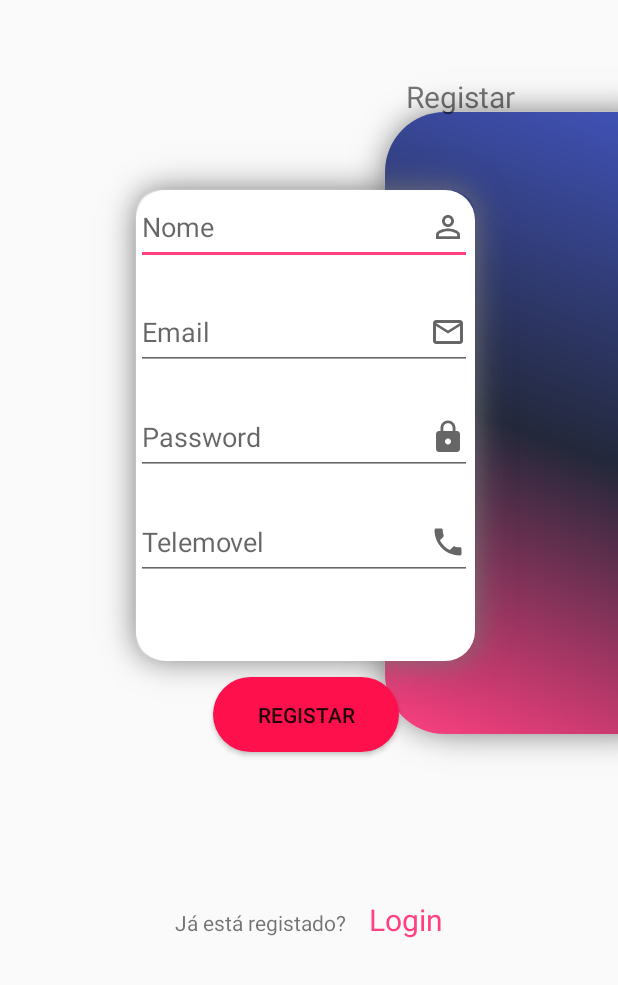
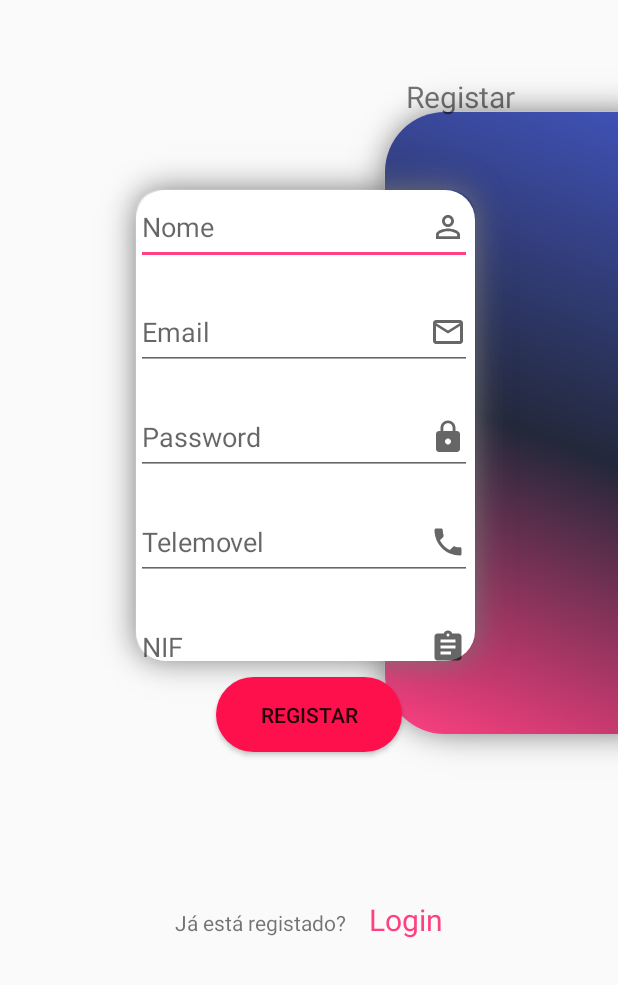
Before and after one commit to HugoEusebio2180607/HappyHouseApp, an Android app: the RegistarActivity screen opened directly, with no data from a screen before it, on a phone screen of 412 x 824 dp, the part 251-1236 px from its top. Run offline under Robolectric (Android 15) with nearby library versions, the phone set to English and light mode, and no system bars; our stand-ins replace Volley; network calls fail.

Commit message:
Registar Imcompleto

```diff
--- a/app/src/main/java/amsi/dei/estg/ipleiria/happy_house/MapsActivity.java
+++ b/app/src/main/java/amsi/dei/estg/ipleiria/happy_house/MapsActivity.java
@@ -1,5 +1,6 @@
 package amsi.dei.estg.ipleiria.happy_house;
 
+import amsi.dei.estg.ipleiria.happy_house.modelos.Imovel;
 import androidx.fragment.app.FragmentActivity;
 
 import android.os.Bundle;
--- a/app/src/main/java/amsi/dei/estg/ipleiria/happy_house/RegistarActivity.java
+++ b/app/src/main/java/amsi/dei/estg/ipleiria/happy_house/RegistarActivity.java
@@ -1,5 +1,8 @@
 package amsi.dei.estg.ipleiria.happy_house;
 
+import amsi.dei.estg.ipleiria.happy_house.modelos.SingletonImovel;
+import amsi.dei.estg.ipleiria.happy_house.modelos.User;
+import amsi.dei.estg.ipleiria.happy_house.utils.UserJsonParser;
 import androidx.appcompat.app.AppCompatActivity;
 
 import android.content.Intent;
@@ -16,12 +19,15 @@ import com.android.volley.Request;
 import com.android.volley.RequestQueue;
 import com.android.volley.Response;
 import com.android.volley.VolleyError;
+import com.android.volley.toolbox.JsonObjectRequest;
 import com.android.volley.toolbox.StringRequest;
 import com.android.volley.toolbox.Volley;
 
 import org.json.JSONException;
 import org.json.JSONObject;
 
+import java.util.Calendar;
+import java.util.Date;
 import java.util.HashMap;
 import java.util.Map;
 
@@ -31,9 +37,11 @@ public class RegistarActivity extends AppCompatActivity {
     private EditText etEmail;
     private EditText etTelefone;
     private EditText etPassword;
+    private EditText etNif;
     private String email;
+    private Date currentTime = Calendar.getInstance().getTime();
 
-    private static String URL_REGISTER ="http://10.0.2.2:8888/user/";
+    private static String URL_REGISTER = "http://10.0.2.2:8888/user/";
 
     private Button btn_registar;
 
@@ -43,11 +51,12 @@ public class RegistarActivity extends AppCompatActivity {
         setContentView(R.layout.activity_registar);
 
 
-        etEmail=findViewById(R.id.etEmail);
-        etPassword=findViewById(R.id.etPassword);
-        etTelefone=findViewById(R.id.etTelefone);
-        etNome=findViewById(R.id.etNome);
-        btn_registar=findViewById(R.id.btn_registar);
+        etEmail = findViewById(R.id.etEmail);
+        etPassword = findViewById(R.id.etPassword);
+        etTelefone = findViewById(R.id.etTelefone);
+        etNome = findViewById(R.id.etNome);
+        etNif = findViewById(R.id.etNif);
+        btn_registar = findViewById(R.id.btn_registar);
 
 
         btn_registar.setOnClickListener(new View.OnClickListener() {
@@ -61,7 +70,7 @@ public class RegistarActivity extends AppCompatActivity {
     }
 
 
-    private void Registar(){
+    private void Registar() {
 
 
         final String nome = this.etNome.getText().toString().trim();
@@ -69,36 +78,40 @@ public class RegistarActivity extends AppCompatActivity {
         final String password = this.etPassword.getText().toString().trim();
         final String telemovel = this.etTelefone.getText().toString().trim();
 
-        StringRequest stringRequest = new StringRequest(Request.Method.POST, URL_REGISTER,
-                new Response.Listener<String>() {
-                    @Override
-                    public void onResponse(String response) {
+        SingletonImovel.getInstance(getApplicationContext()).adicionarUserAPI(criarUser(), getApplicationContext());
+        finish();
 
-                        Toast.makeText(RegistarActivity.this,response,Toast.LENGTH_SHORT).show();
+        /*StringRequest stringRequest = new StringRequest(Request.Method.POST, URL_REGISTER, new Response.Listener<String>() {
+            @Override
+            public void onResponse(String response) {
+                System.out.println("--> RESPOSTA ADD REGISTO " + response);
+                //Toast.makeText(RegistarActivity.this, response, Toast.LENGTH_SHORT).show();
+                if(!nome.isEmpty() && !email.isEmpty() && !password.isEmpty() && !telemovel.isEmpty()){
+                    UserJsonParser.parserJsonUsers(response, getApplicationContext());
+                }
 
-                        }
-                    },
-                    new Response.ErrorListener(){
-                    @Override
-                    public void onErrorResponse(VolleyError error) {
-                        Toast.makeText(RegistarActivity.this,error.toString(),Toast.LENGTH_SHORT).show();
-                    }
-                })
+            }
+        }, new Response.ErrorListener() {
+            @Override
+            public void onErrorResponse(VolleyError error) {
+                //Toast.makeText(RegistarActivity.this, error.toString(), Toast.LENGTH_SHORT).show();
+                System.out.println("--> ERRO: REGISTAR " + error.getMessage());
+            }
+        }) {
 
-        {
             @Override
-            protected Map<String, String> getParams(){
-                Map<String,String> params = new HashMap<>();
-                params.put("nome",nome);
-                params.put("email",email);
-                params.put("password",password);
-                params.put("telemovel",telemovel);
+            protected Map<String, String> getParams() {
+                Map<String, String> params = new HashMap<>();
+                params.put("nome", nome);
+                params.put("email", email);
+                params.put("password", password);
+                params.put("telemovel", telemovel);
                 return params;
             }
         };
 
         RequestQueue requestQueue = Volley.newRequestQueue(this);
-        requestQueue.add(stringRequest);
+        requestQueue.add(stringRequest);*/
     }
 
     /*public void onClickRegistar(View view) {
@@ -143,7 +156,9 @@ public class RegistarActivity extends AppCompatActivity {
     }
 */
 
-
-
+    private User criarUser(){
+        User auxUser = new User(0, etNome.getText().toString(), Integer.parseInt(etNif.getText().toString()), etEmail.getText().toString(), etPassword.getText().toString(), Integer.parseInt(etTelefone.getText().toString()), null, "j356B8Zd273YagfFewbwXtoivYxIAhQ6", String.valueOf(currentTime), String.valueOf(currentTime));
+        return auxUser;
+    }
 
 }
--- a/app/src/main/java/amsi/dei/estg/ipleiria/happy_house/modelos/UserBDHelper.java
+++ b/app/src/main/java/amsi/dei/estg/ipleiria/happy_house/modelos/UserBDHelper.java
@@ -6,7 +6,10 @@ import android.database.Cursor;
 import android.database.sqlite.SQLiteDatabase;
 import android.database.sqlite.SQLiteOpenHelper;
 
+import java.text.ParseException;
+import java.text.SimpleDateFormat;
 import java.util.ArrayList;
+import java.util.Locale;
 
 public class UserBDHelper extends SQLiteOpenHelper {
 
@@ -59,7 +62,7 @@ public class UserBDHelper extends SQLiteOpenHelper {
 
         if (cursor.moveToFirst()){
             do{
-                User auxUser = new User(cursor.getInt(0), cursor.getString(1), cursor.getInt(2), cursor.getString(3), cursor.getString(4), cursor.getInt(5), cursor.getString(6));
+                User auxUser = new User(cursor.getInt(0), cursor.getString(1), cursor.getInt(2), cursor.getString(3), cursor.getString(4), cursor.getInt(5), cursor.getString(6), cursor.getString(7), cursor.getString(8), cursor.getString(9));
                 users.add(auxUser);
             }while (cursor.moveToNext());
         }
--- a/app/src/main/res/layout/activity_registar.xml
+++ b/app/src/main/res/layout/activity_registar.xml
@@ -114,6 +114,19 @@
             android:hint="Telemovel"
             android:inputType="phone" />
 
+        <Space
+            android:layout_width="222dp"
+            android:layout_height="20dp" />
+
+        <EditText
+            android:id="@+id/etNif"
+            android:layout_width="224dp"
+            android:layout_height="50dp"
+            android:drawableRight="@drawable/ic_historico_compras"
+            android:ems="10"
+            android:hint="NIF"
+            android:inputType="number" />
+
 
     </LinearLayout>
 
@@ -149,8 +162,8 @@
         android:background="@drawable/buttonstyle"
         android:text="Registar"
         app:layout_constraintBottom_toTopOf="@+id/linearLayout"
-        app:layout_constraintEnd_toEndOf="@+id/LoginPainel"
-        app:layout_constraintStart_toStartOf="@+id/LoginPainel"
+        app:layout_constraintEnd_toEndOf="@+id/linearLayout"
+        app:layout_constraintStart_toStartOf="@+id/linearLayout"
         app:layout_constraintTop_toTopOf="@+id/LoginPainel"
         app:layout_constraintVertical_bias="0.82"
         tools:ignore="MissingConstraints" />
```
Also changed, not shown: app/src/main/java/amsi/dei/estg/ipleiria/happy_house/modelos/SingletonImovel.java (+31 -0 lines), app/src/main/java/amsi/dei/estg/ipleiria/happy_house/modelos/User.java (+31 -2 lines), app/src/main/java/amsi/dei/estg/ipleiria/happy_house/utils/UserJsonParser.java (+11 -2 lines).
